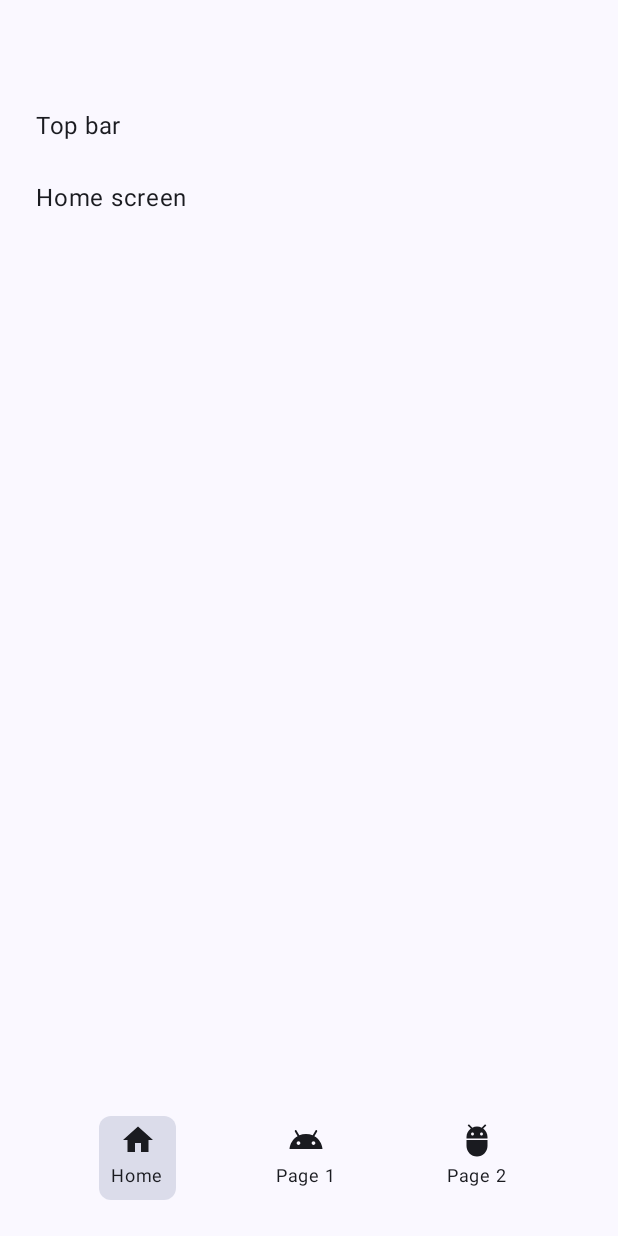
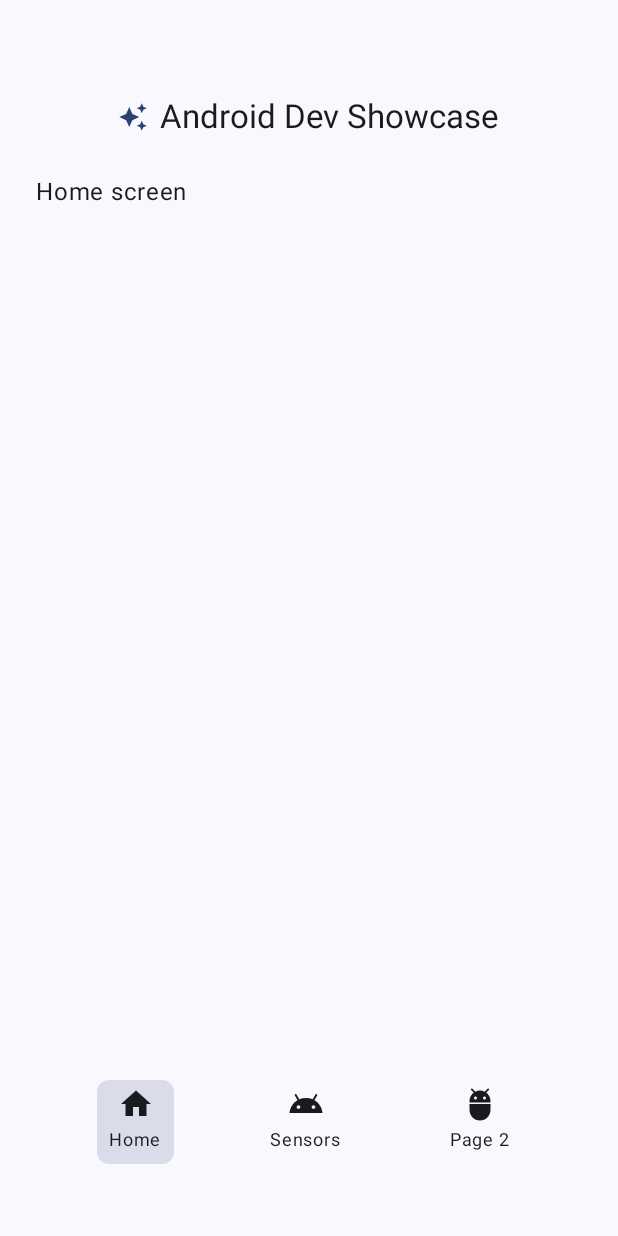
Before and after one commit to aarciuch/ExampleKoinAPP, an Android app built with Jetpack Compose: the screen it shows after launch (MainActivity), on a phone screen of 412 x 824 dp. Run offline under Robolectric (Android 15) with nearby library versions, the phone set to English and light mode, and no system bars.

Commit message:
Sensors added

```diff
--- a/app/build.gradle.kts
+++ b/app/build.gradle.kts
@@ -1,3 +1,4 @@
+import com.android.tools.r8.internal.io
 import org.jetbrains.kotlin.gradle.dsl.JvmTarget
 
 
@@ -59,6 +60,9 @@ dependencies {
 
     implementation(libs.androidx.navigation.compose)
     implementation(libs.androidx.compose.material.icons.extended)
+    implementation(libs.koin.core)
+    implementation(libs.koin.android)
+    implementation(libs.koin.androidx.compose)
 
 
     testImplementation(libs.junit)
--- a/app/src/main/AndroidManifest.xml
+++ b/app/src/main/AndroidManifest.xml
@@ -3,6 +3,7 @@
     xmlns:tools="http://schemas.android.com/tools">
 
     <application
+        android:name=".MyApp"
         android:allowBackup="true"
         android:dataExtractionRules="@xml/data_extraction_rules"
         android:fullBackupContent="@xml/backup_rules"
--- /dev/null
+++ b/app/src/main/java/psm/lab/examplekoinapp/Modules.kt
@@ -0,0 +1,17 @@
+package psm.lab.examplekoinapp
+
+import android.content.Context
+import android.hardware.SensorManager
+import org.koin.android.ext.koin.androidContext
+import org.koin.androidx.viewmodel.dsl.viewModel
+import org.koin.dsl.module
+import psm.lab.examplekoinapp.sensors.SensorsVM
+
+val sensorModule = module {
+
+    single {
+        androidContext().getSystemService(Context.SENSOR_SERVICE) as SensorManager
+    }
+
+    viewModel { SensorsVM(get()) }
+}
--- /dev/null
+++ b/app/src/main/java/psm/lab/examplekoinapp/MyApp.kt
@@ -0,0 +1,15 @@
+package psm.lab.examplekoinapp
+
+import android.app.Application
+import org.koin.android.ext.koin.androidContext
+import org.koin.core.context.GlobalContext.startKoin
+
+class MyApp : Application() {
+    override fun onCreate() {
+        super.onCreate()
+        startKoin {
+            androidContext(this@MyApp)
+            modules(sensorModule)
+        }
+    }
+}
--- a/app/src/main/java/psm/lab/examplekoinapp/screens/BottomNavigationBar.kt
+++ b/app/src/main/java/psm/lab/examplekoinapp/screens/BottomNavigationBar.kt
@@ -32,7 +32,7 @@ fun BottomNavigationBar(navController: NavController) {
     Row(
         modifier = Modifier
             .fillMaxWidth()
-            .padding(top = 8.dp, start = 8.dp, end = 8.dp, bottom = 24.dp),
+            .padding(top = 8.dp, start = 8.dp, end = 8.dp, bottom = 48.dp),
         horizontalArrangement = Arrangement.SpaceEvenly
     ) {
         Screens.values().forEach { screen ->
--- a/app/src/main/java/psm/lab/examplekoinapp/screens/TopBar.kt
+++ b/app/src/main/java/psm/lab/examplekoinapp/screens/TopBar.kt
@@ -1,12 +1,54 @@
 package psm.lab.examplekoinapp.screens
 
+import androidx.compose.animation.core.FastOutSlowInEasing
+import androidx.compose.animation.core.animateFloatAsState
+import androidx.compose.animation.core.tween
+import androidx.compose.foundation.layout.Arrangement
+import androidx.compose.foundation.layout.Row
+import androidx.compose.foundation.layout.fillMaxWidth
+import psm.lab.examplekoinapp.R
 import androidx.compose.foundation.layout.padding
+import androidx.compose.foundation.layout.size
+import androidx.compose.material.icons.Icons
+import androidx.compose.material.icons.filled.AutoAwesome
+import androidx.compose.material3.Icon
+import androidx.compose.material3.MaterialTheme
 import androidx.compose.material3.Text
 import androidx.compose.runtime.Composable
+import androidx.compose.runtime.getValue
+import androidx.compose.ui.Alignment
 import androidx.compose.ui.Modifier
+import androidx.compose.ui.draw.alpha
+import androidx.compose.ui.res.stringResource
 import androidx.compose.ui.unit.dp
 
 @Composable
 fun TopBar() {
-    Text(modifier = Modifier.padding(top = 72.dp, start = 24.dp), text="Top bar")
+    val alpha by animateFloatAsState(
+        targetValue = 1f,
+        animationSpec = tween(durationMillis = 800, easing = FastOutSlowInEasing),
+        label = ""
+    )
+
+    Row(
+        modifier = Modifier
+            .fillMaxWidth()
+            .padding(top = 64.dp)
+            .alpha(alpha),
+        horizontalArrangement = Arrangement.Center,
+        verticalAlignment = Alignment.CenterVertically
+    ) {
+        Icon(
+            imageVector = Icons.Default.AutoAwesome,
+            contentDescription = null,
+            tint = MaterialTheme.colorScheme.primary,
+            modifier = Modifier.size(20.dp)
+        )
+
+        Text(
+            text = stringResource(R.string.top_bar_title),
+            style = MaterialTheme.typography.titleLarge,
+            modifier = Modifier.padding(start = 8.dp)
+        )
+    }
 }
--- a/app/src/main/res/values/strings.xml
+++ b/app/src/main/res/values/strings.xml
@@ -1,8 +1,17 @@
 <resources>
     <string name="app_name">ExampleKoinAPP</string>
 
+    <string name="top_bar_title">Android Dev Showcase</string>
+
     <string name="home">Home</string>
-    <string name="page_1">Page 1</string>
+
+    <string name="page_1">Sensors</string>
+    <string name="light_value">Light value = %.2f</string>
+    <string name="sensor_light_unavailable">Light sensor is unavailable</string>
+    <string name="sensor_acc_unavailable">Accelerometer is unavailable</string>
+    <string name="proximity_value">proximity value = %.2f</string>
+    <string name="sensor_proximity_unavailable">Proximity sensor is unavailable</string>
+
     <string name="page_2">Page 2</string>
 
 </resources>
--- a/gradle/libs.versions.toml
+++ b/gradle/libs.versions.toml
@@ -1,5 +1,6 @@
 [versions]
 agp = "9.2.1"
+koinCore = "4.2.1"
 kotlin = "2.3.21"
 coreKtx = "1.18.0"
 junit = "4.13.2"
@@ -27,6 +28,9 @@ androidx-compose-ui-tooling-preview = { group = "androidx.compose.ui", name = "u
 androidx-compose-ui-test-manifest = { group = "androidx.compose.ui", name = "ui-test-manifest" }
 androidx-compose-ui-test-junit4 = { group = "androidx.compose.ui", name = "ui-test-junit4" }
 androidx-compose-material3 = { group = "androidx.compose.material3", name = "material3" }
+koin-core = { module = "io.insert-koin:koin-core", version.ref = "koinCore" }
+koin-android = { group = "io.insert-koin", name = "koin-android", version.ref = "koinCore" }
+koin-androidx-compose = { group = "io.insert-koin", name = "koin-androidx-compose", version.ref = "koinCore" }
 
 [plugins]
 android-application = { id = "com.android.application", version.ref = "agp" }
```
Also changed, not shown: app/src/main/java/psm/lab/examplekoinapp/screens/LightIndicator.kt (added, +50 -0 lines), app/src/main/java/psm/lab/examplekoinapp/screens/Page1.kt (+43 -3 lines), app/src/main/java/psm/lab/examplekoinapp/screens/ProximityIndicator.kt (added, +51 -0 lines), app/src/main/java/psm/lab/examplekoinapp/screens/SensorsGrid.kt (added, +178 -0 lines), app/src/main/java/psm/lab/examplekoinapp/sensors/SensorsVM.kt (added, +79 -0 lines).
